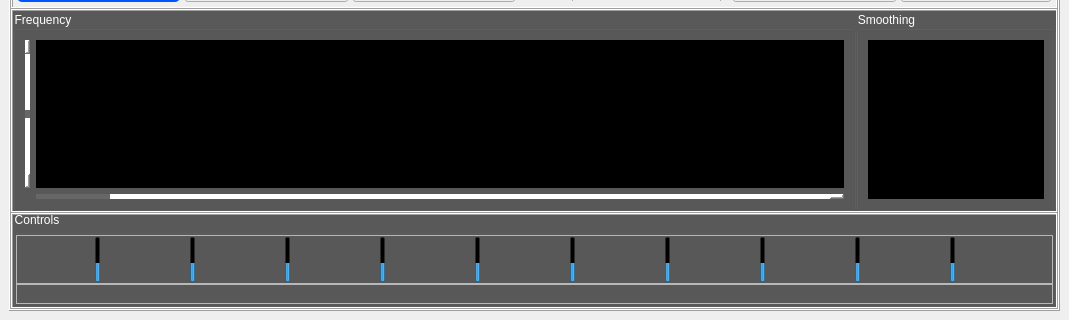
This is task3.ui in OmarAtef0/Signal-Equalizer as Qt 5 draws it before an edit; both pictures show x 0 to 1069 and y 464 to 784 of the 1069 by 784 pixel window. The edited form follows.
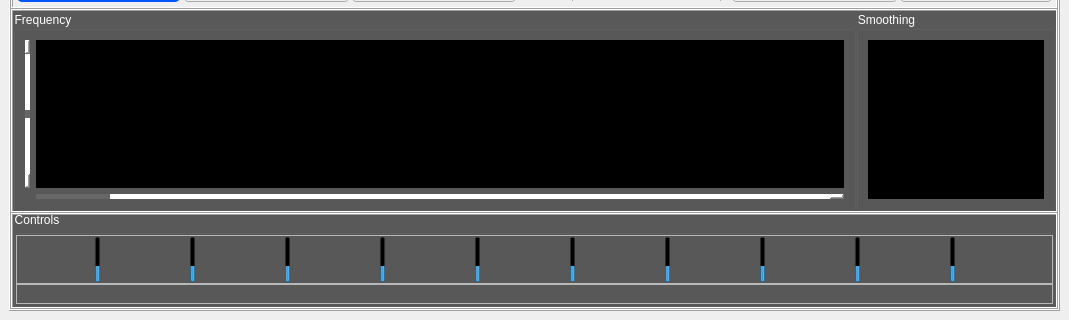
This is the edited form. Custom widgets are drawn as their Qt base class.

Diff of the .ui file:
```diff
--- a/task3.ui
+++ b/task3.ui
@@ -1104,7 +1104,7 @@
                    <number>1</number>
                   </property>
                   <property name="value">
-                   <number>1</number>
+                   <number>0</number>
                   </property>
                   <property name="orientation">
                    <enum>Qt::Vertical</enum>
@@ -1156,7 +1156,7 @@
                    <number>1</number>
                   </property>
                   <property name="value">
-                   <number>1</number>
+                   <number>0</number>
                   </property>
                   <property name="orientation">
                    <enum>Qt::Vertical</enum>
@@ -1208,7 +1208,7 @@
                    <number>1</number>
                   </property>
                   <property name="value">
-                   <number>1</number>
+                   <number>0</number>
                   </property>
                   <property name="orientation">
                    <enum>Qt::Vertical</enum>
@@ -1257,7 +1257,7 @@
                    <number>1</number>
                   </property>
                   <property name="value">
-                   <number>1</number>
+                   <number>0</number>
                   </property>
                   <property name="orientation">
                    <enum>Qt::Vertical</enum>
@@ -1306,7 +1306,7 @@
                    <number>1</number>
                   </property>
                   <property name="value">
-                   <number>1</number>
+                   <number>0</number>
                   </property>
                   <property name="orientation">
                    <enum>Qt::Vertical</enum>
@@ -1355,7 +1355,7 @@
                    <number>1</number>
                   </property>
                   <property name="value">
-                   <number>1</number>
+                   <number>0</number>
                   </property>
                   <property name="orientation">
                    <enum>Qt::Vertical</enum>
@@ -1404,7 +1404,7 @@
                    <number>1</number>
                   </property>
                   <property name="value">
-                   <number>1</number>
+                   <number>0</number>
                   </property>
                   <property name="orientation">
                    <enum>Qt::Vertical</enum>
@@ -1453,7 +1453,7 @@
                    <number>1</number>
                   </property>
                   <property name="value">
-                   <number>1</number>
+                   <number>0</number>
                   </property>
                   <property name="orientation">
                    <enum>Qt::Vertical</enum>
@@ -1502,7 +1502,7 @@
                    <number>1</number>
                   </property>
                   <property name="value">
-                   <number>1</number>
+                   <number>0</number>
                   </property>
                   <property name="orientation">
                    <enum>Qt::Vertical</enum>
@@ -1551,7 +1551,7 @@
                    <number>1</number>
                   </property>
                   <property name="value">
-                   <number>1</number>
+                   <number>0</number>
                   </property>
                   <property name="orientation">
                    <enum>Qt::Vertical</enum>
```
